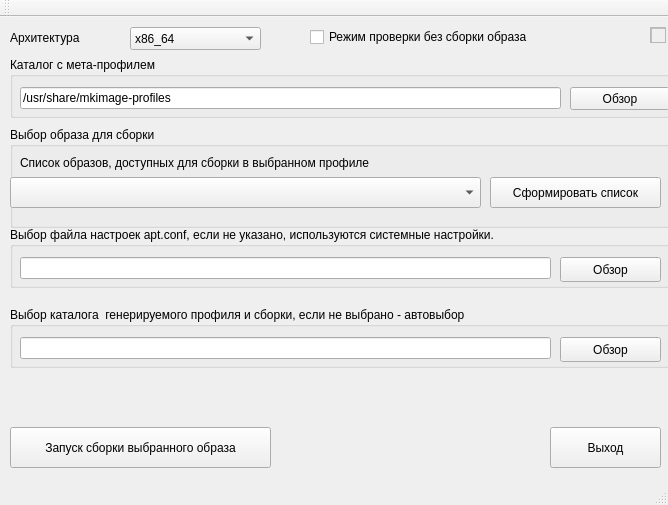
Before: the Qt Designer form mainwindow.ui in 150balbes/mp-gui, drawn with Qt 5.
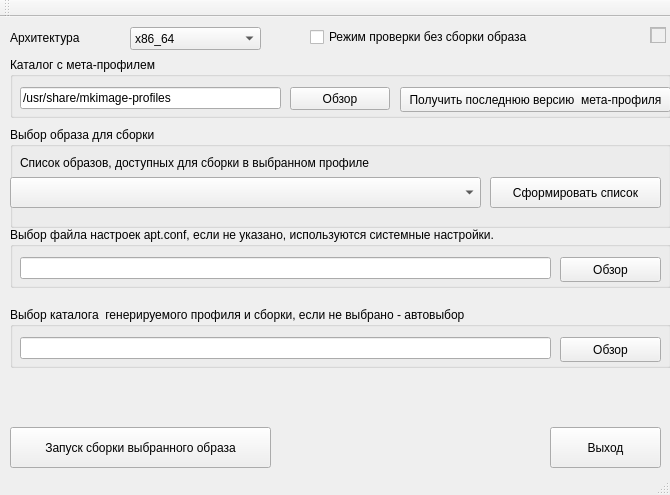
After: the same form once the commit is applied.

Commit message: modified:   mainwindow.cpp 	modified:   mainwindow.h 	modified:   mainwindow.ui 	modified:   mp-gui.pro.user 	deleted:    rpm/mp-gui

```diff
--- a/mainwindow.ui
+++ b/mainwindow.ui
@@ -6,8 +6,8 @@
    <rect>
     <x>0</x>
     <y>0</y>
-    <width>668</width>
-    <height>505</height>
+    <width>670</width>
+    <height>495</height>
    </rect>
   </property>
   <property name="windowTitle">
@@ -90,7 +90,7 @@
       <rect>
        <x>10</x>
        <y>30</y>
-       <width>541</width>
+       <width>261</width>
        <height>22</height>
       </rect>
      </property>
@@ -104,7 +104,7 @@
     <widget class="QPushButton" name="pushButton_DirProfiles">
      <property name="geometry">
       <rect>
-       <x>560</x>
+       <x>280</x>
        <y>30</y>
        <width>100</width>
        <height>23</height>
@@ -114,6 +114,19 @@
       <string>Обзор</string>
      </property>
     </widget>
+    <widget class="QPushButton" name="pushButton_git">
+     <property name="geometry">
+      <rect>
+       <x>390</x>
+       <y>30</y>
+       <width>271</width>
+       <height>25</height>
+      </rect>
+     </property>
+     <property name="text">
+      <string>Получить последнюю версию  мета-профиля</string>
+     </property>
+    </widget>
    </widget>
    <widget class="QGroupBox" name="groupBox_2">
     <property name="geometry">
```
Left out of the diff: 18 changed lines with no effect on the pictures. The commit also changes 4 other files.
